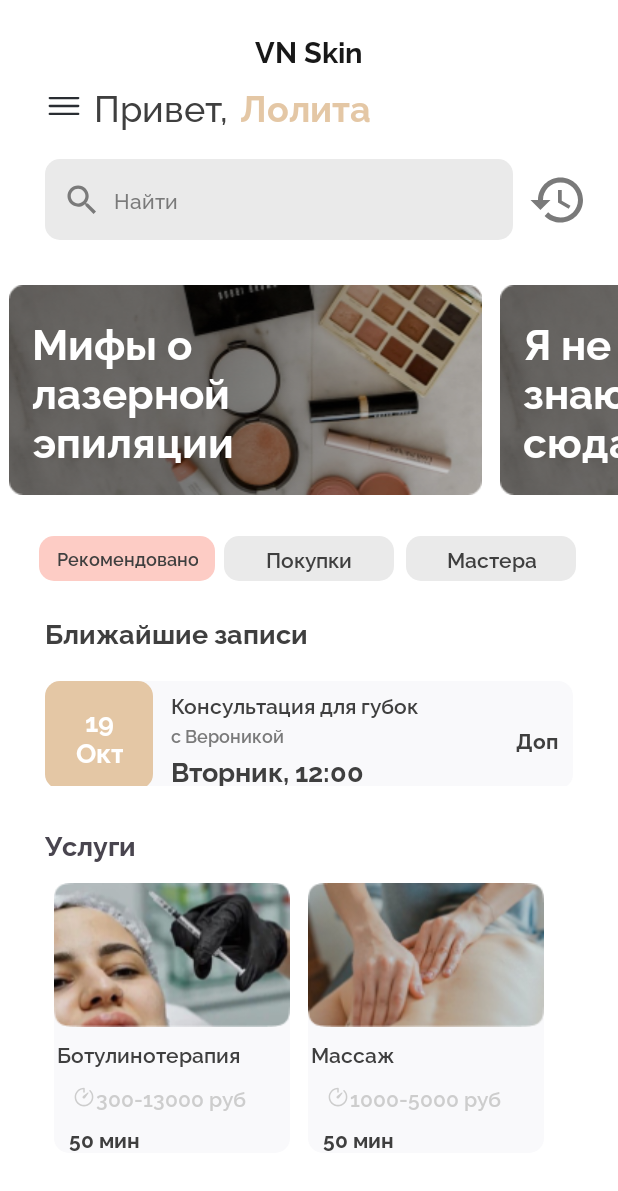
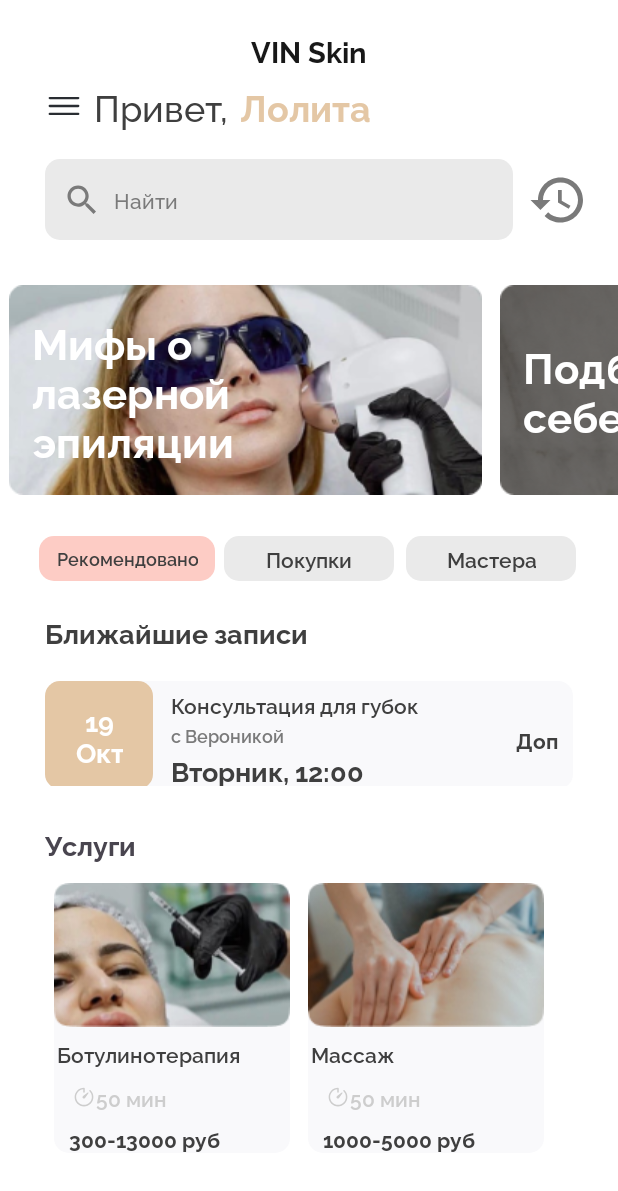
Before and after one commit to Arvas432/Beauty_app, an Android app: the SearchFragment screen opened through its navigation route, on a phone screen of 412 x 824 dp. Shown: the top 1191 px of the screen. Run offline under Robolectric (Android 15) with nearby library versions, the phone set to English and light mode, and no system bars.

Commit message:
интенты

```diff
--- a/app/src/main/java/com/example/beauty_app/data/dummy.kt
+++ /dev/null
@@ -1,4 +0,0 @@
-package com.example.beauty_app.data
-
-class dummy {
-}
--- a/app/src/main/java/com/example/beauty_app/domain/dummy.kt
+++ /dev/null
@@ -1,4 +0,0 @@
-package com.example.beauty_app.domain
-
-class dummy {
-}
--- a/app/src/main/java/com/example/beauty_app/domain/search/models/Article.kt
+++ b/app/src/main/java/com/example/beauty_app/domain/search/models/Article.kt
@@ -1,4 +1,4 @@
 package com.example.beauty_app.domain.search.models
 
-data class Article(val text: String) {
+data class Article(val text: String, val link: String) {
 }
--- a/app/src/main/java/com/example/beauty_app/domain/search/models/Service.kt
+++ b/app/src/main/java/com/example/beauty_app/domain/search/models/Service.kt
@@ -1,4 +1,4 @@
 package com.example.beauty_app.domain.search.models
 
-class Service(val title: String, val timer: String, val price: String) {
+class Service(val title: String, val timer: String, val price: String, val link: String) {
 }
--- a/app/src/main/java/com/example/beauty_app/ui/ArticlesAdapter.kt
+++ b/app/src/main/java/com/example/beauty_app/ui/ArticlesAdapter.kt
@@ -1,17 +1,14 @@
 package com.example.beauty_app.ui
 
-import android.os.Handler
-import android.os.Looper
+import android.content.Intent
+import android.net.Uri
 import android.view.LayoutInflater
 import android.view.ViewGroup
-import androidx.core.os.bundleOf
-import androidx.navigation.findNavController
+import androidx.core.content.ContextCompat.startActivity
 import androidx.recyclerview.widget.RecyclerView
-import com.example.beauty_app.R
 import com.example.beauty_app.databinding.ImagesItemViewBinding
-import com.example.beauty_app.databinding.SearchListItemBinding
 import com.example.beauty_app.domain.search.models.Article
-import com.google.gson.Gson
+
 
 class ArticlesAdapter(private val articles: List<Article>) : RecyclerView.Adapter<ViewHolderImageItem>() {
 
@@ -26,6 +23,11 @@ class ArticlesAdapter(private val articles: List<Article>) : RecyclerView.Adapte
 
     override fun onBindViewHolder(holder: ViewHolderImageItem, position: Int) {
         holder.bind(articles[position])
+        holder.itemView.setOnClickListener{
+            val i = Intent(Intent.ACTION_VIEW)
+            i.data = Uri.parse(articles[position].link)
+            holder.itemView.context.startActivity(i)
+        }
     }
 
 
--- a/app/src/main/java/com/example/beauty_app/ui/SearchFragment.kt
+++ b/app/src/main/java/com/example/beauty_app/ui/SearchFragment.kt
@@ -26,8 +26,8 @@ class SearchFragment : Fragment() {
     private val viewModel by viewModel<SearchViewModel>()
     private var searchFieldEmpty: Boolean = true
     private var products = ArrayList<MakeupItem>()
-    private var services = arrayListOf<Service>(Service("Ботулинотерапия", "300-13000 руб" , "50 мин"), Service("Массаж", "1000-5000 руб" , "50 мин"))
-    private var articles = arrayListOf<Article>(Article("Мифы о\nлазерной\nэпиляции"),Article("Я не\nзнаю че еще\nсюда написать"))
+    private var services = arrayListOf<Service>(Service("Ботулинотерапия","50 мин", "300-13000 руб", "https://vk.com/wall-211044023_304"), Service("Массаж", "50 мин","1000-5000 руб" , "https://vk.com/wall-211044023_304"))
+    private var articles = arrayListOf<Article>(Article("Мифы о\nлазерной\nэпиляции", "https://vk.com/wall-211044023_310"),Article("Подбери\nсебе уход","https://vk.com/wall-211044023_311" ))
     private lateinit var productListAdapter: ProductListAdapter
     private lateinit var servicesAdapter: ServicesAdapter
     private lateinit var articlesAdapter: ArticlesAdapter
--- a/app/src/main/java/com/example/beauty_app/ui/ServiceViewHolder.kt
+++ b/app/src/main/java/com/example/beauty_app/ui/ServiceViewHolder.kt
@@ -14,7 +14,6 @@ class ServiceViewHolder(private val binding: ServiceListItemBinding): RecyclerVi
         binding.title.text = model.title
         binding.timer.text = model.timer
         binding.price.text = model.price
-        val random = Random.nextInt(2)
         when(model.title){
             "Ботулинотерапия" -> binding.image.background = itemView.resources.getDrawable(R.drawable.botox)
             "Массаж" -> binding.image.background = itemView.resources.getDrawable(R.drawable.massage)
--- a/app/src/main/java/com/example/beauty_app/ui/ServicesAdapter.kt
+++ b/app/src/main/java/com/example/beauty_app/ui/ServicesAdapter.kt
@@ -1,5 +1,7 @@
 package com.example.beauty_app.ui
 
+import android.content.Intent
+import android.net.Uri
 import android.view.LayoutInflater
 import android.view.ViewGroup
 import androidx.recyclerview.widget.RecyclerView
@@ -21,6 +23,11 @@ class ServicesAdapter(private val services: List<Service>) : RecyclerView.Adapte
 
     override fun onBindViewHolder(holder: ServiceViewHolder, position: Int) {
         holder.bind(services[position])
+        holder.itemView.setOnClickListener{
+            val i = Intent(Intent.ACTION_VIEW)
+            i.data = Uri.parse(services[position].link)
+            holder.itemView.context.startActivity(i)
+        }
     }
 
 
--- a/app/src/main/java/com/example/beauty_app/ui/ViewHolderImageItem.kt
+++ b/app/src/main/java/com/example/beauty_app/ui/ViewHolderImageItem.kt
@@ -12,12 +12,11 @@ import kotlin.random.Random
 class ViewHolderImageItem(private val binding: ImagesItemViewBinding): RecyclerView.ViewHolder(binding.root){
 
     fun bind(model: Article){
-        val random = Random.nextInt(2)
         binding.title.text = model.text
-        when(random){
-            0 -> binding.backgroundImage.background = itemView.resources.getDrawable(R.drawable.kartinochka1)
-            1 -> binding.backgroundImage.background = itemView.resources.getDrawable(R.drawable.kartinochka_2)
-            2 -> binding.backgroundImage.background = itemView.resources.getDrawable(R.drawable.kartinochka3)
+        when(model.text){
+            "Мифы о\nлазерной\nэпиляции"-> binding.backgroundImage.background = itemView.resources.getDrawable(R.drawable.kartinochka1)
+            "Подбери\nсебе уход" -> binding.backgroundImage.background = itemView.resources.getDrawable(R.drawable.kartinochka_2)
+            else -> binding.backgroundImage.background = itemView.resources.getDrawable(R.drawable.kartinochka3)
         }
     }
 }
--- a/app/src/main/res/values/strings.xml
+++ b/app/src/main/res/values/strings.xml
@@ -4,9 +4,9 @@
     <string name="hello_blank_fragment">Hello blank fragment</string>
     <string name="start">Начать</string>
     <string name="follow_the_directions">Следуйте указаниям, чтобы\nстать частью нашей семьи</string>
-    <string name="vn_skin">VN SKIN</string>
+    <string name="vn_skin">VIN SKIN</string>
     <string name="welcome_to">Добро\nпожаловать в</string>
-    <string name="top_screen_text">VN Skin</string>
+    <string name="top_screen_text">VIN Skin</string>
     <string name="you_are_with_us">Ура, вы с нами!</string>
     <string name="log_in_requirement">Прежде чем записаться на\nуслуги, войдите в аккаунт</string>
     <string name="log_in">Войти</string>
```
